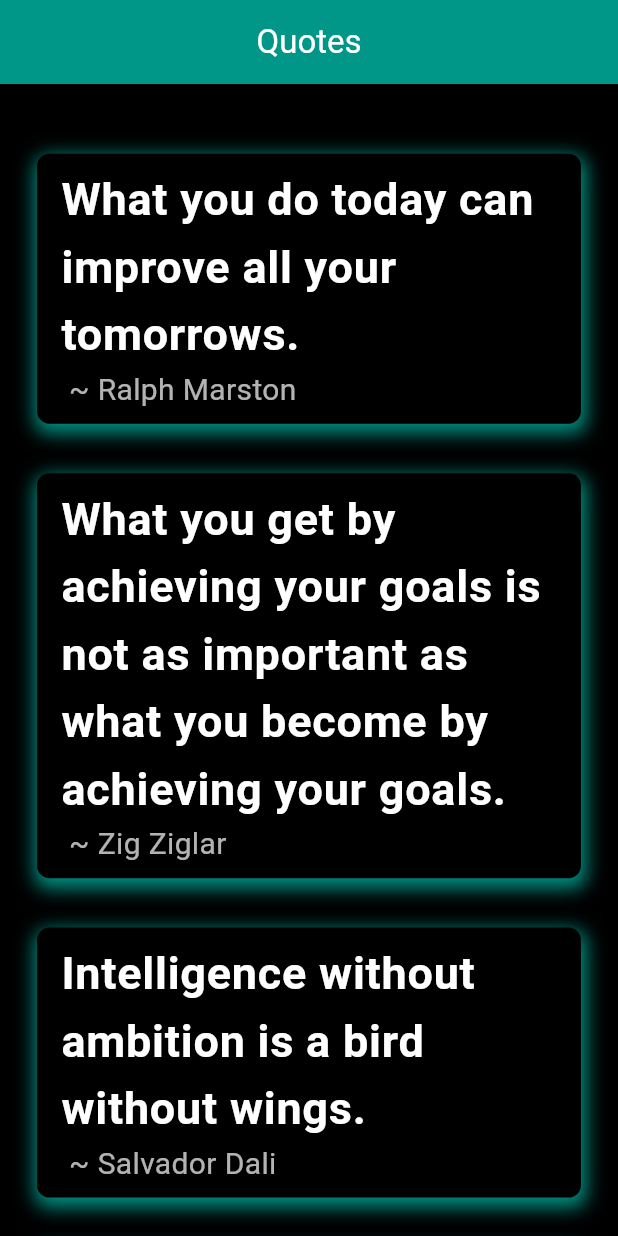
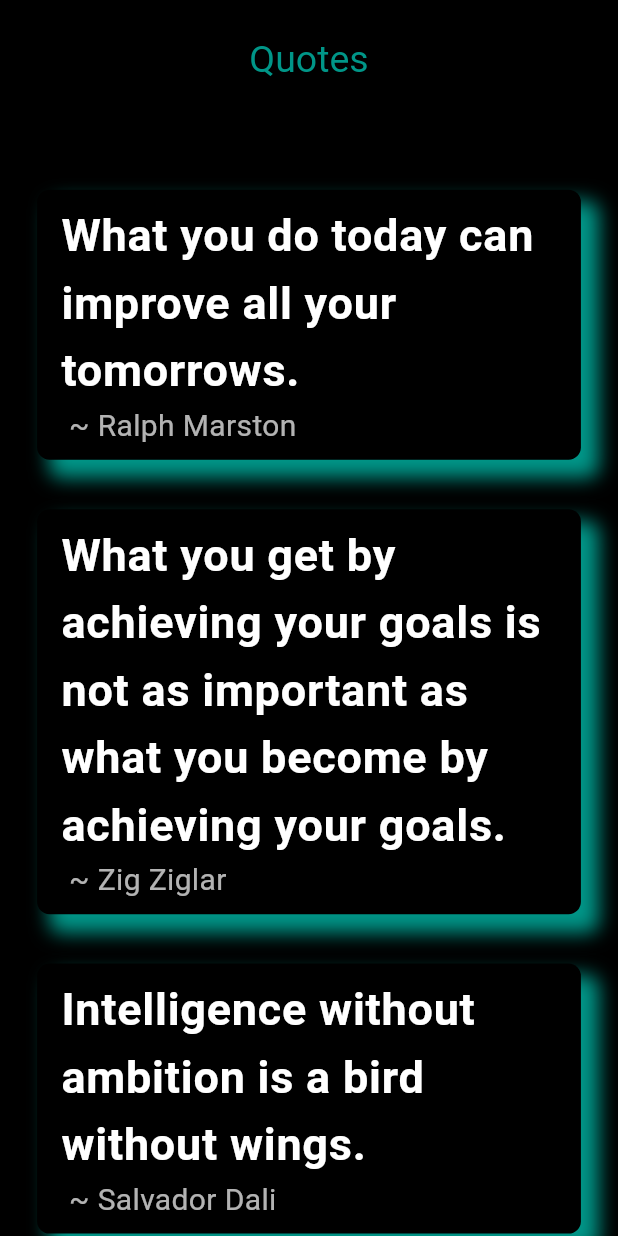
Before and after one commit to MauryaAayush/quotes_app, a Flutter app: the screen it shows after launch, on a phone screen of 412 x 824 dp. Run offline on Flutter 3.47's test engine with Material 3 defaults, Android fonts, the light colour scheme and no system bars.

Commit message:
Radhey Radhey

```diff
--- a/lib/Views/Homescreen.dart
+++ b/lib/Views/Homescreen.dart
@@ -21,10 +21,11 @@ class _HomescreenState extends State<Homescreen> {
     return Scaffold(
       appBar: AppBar(
         centerTitle: true,
-        backgroundColor: Colors.teal,
+        toolbarHeight: 80,
+        backgroundColor: Colors.black,
         title: const Text(
           'Quotes',
-          style: TextStyle(color: Colors.white),
+          style: TextStyle(color: Colors.teal,fontSize: 25),
         ),
       ),
       body: Stack(
@@ -58,7 +59,7 @@ class _HomescreenState extends State<Homescreen> {
                               color: Colors.teal,
                               spreadRadius: 2,
                               blurRadius: 10,
-                              offset: Offset(1, 4))
+                              offset: Offset(10, 10))
                         ]),
                     child: ListTile(
                       title: Text(
```
Also changed, not shown: Screenshot_20240325_222202.png (added), Screenshot_20240325_222524.png (added), Screenshot_20240325_222553.png (added), Screenshot_20240325_222634.png (added).
